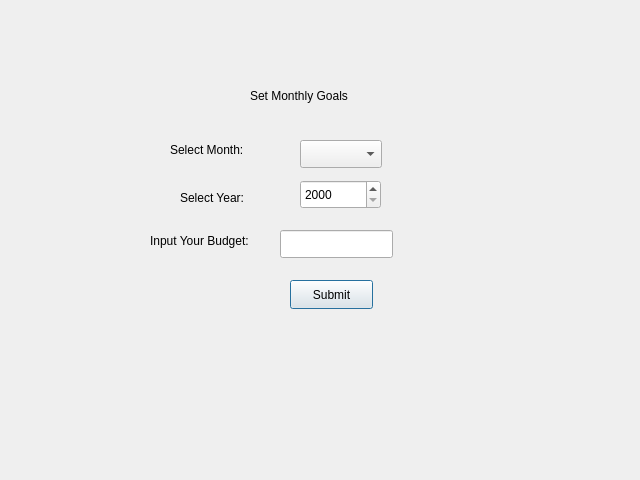
Before: the Qt Designer form monthlygoals.ui in aasishhumagain/BudgetBuddy, drawn with Qt 5.
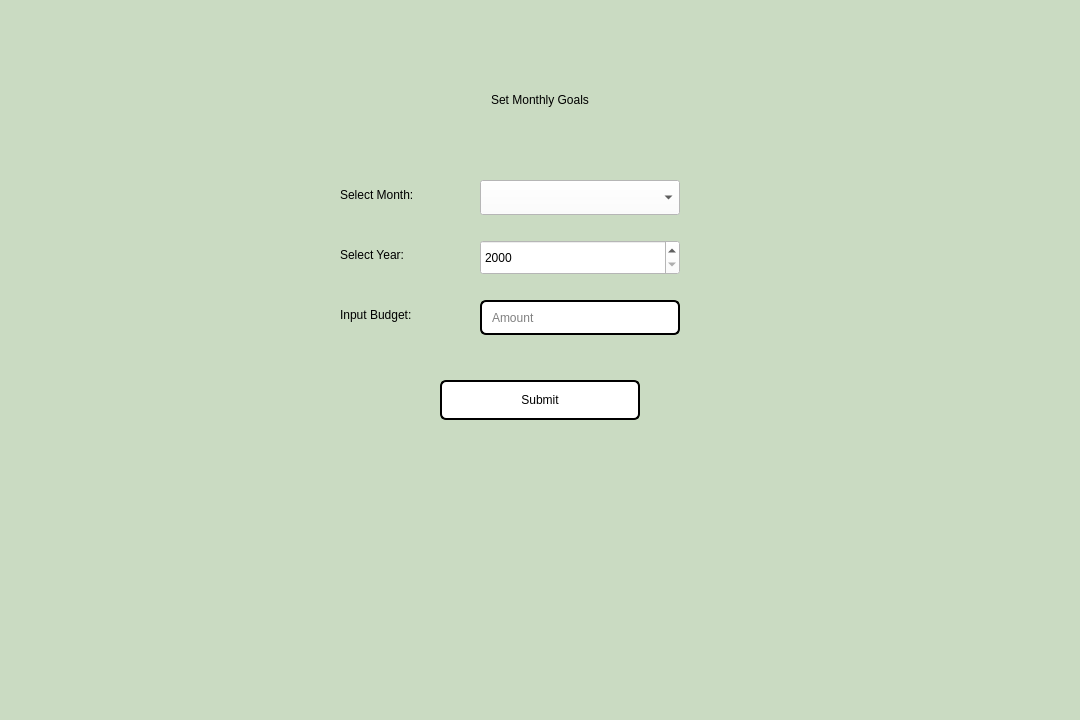
After: the same form once the commit is applied.

What changed in the file:
```diff
--- a/monthlygoals.ui
+++ b/monthlygoals.ui
@@ -6,120 +6,202 @@
    <rect>
     <x>0</x>
     <y>0</y>
-    <width>640</width>
-    <height>480</height>
+    <width>1080</width>
+    <height>720</height>
    </rect>
   </property>
   <property name="windowTitle">
-   <string>Dialog</string>
+   <string>BudgetBuddy - Monthly Goals</string>
   </property>
+  <property name="styleSheet">
+   <string notr="true">
+    background-color: rgb(202, 219, 194);
+   </string>
+  </property>
+
+  <!-- Title -->
   <widget class="QLabel" name="labelTitle">
    <property name="geometry">
     <rect>
-     <x>250</x>
+     <x>390</x>
      <y>80</y>
-     <width>121</width>
-     <height>31</height>
+     <width>300</width>
+     <height>40</height>
     </rect>
    </property>
    <property name="text">
     <string>Set Monthly Goals</string>
    </property>
-  </widget>
-  <widget class="QComboBox" name="comboBoxMonth">
-   <property name="geometry">
-    <rect>
-     <x>300</x>
-     <y>140</y>
-     <width>82</width>
-     <height>28</height>
-    </rect>
+   <property name="alignment">
+    <set>Qt::AlignCenter</set>
    </property>
+   <property name="styleSheet">
+    <string notr="true">
+     font: 600 18pt "Segoe UI";
+     color: rgb(0, 0, 0);
+   </string>
+   </property>
   </widget>
+
+  <!-- Select Month Label -->
   <widget class="QLabel" name="labelMonth">
    <property name="geometry">
     <rect>
-     <x>170</x>
-     <y>140</y>
-     <width>91</width>
-     <height>20</height>
+     <x>340</x>
+     <y>180</y>
+     <width>120</width>
+     <height>30</height>
     </rect>
    </property>
    <property name="text">
     <string>Select Month:</string>
    </property>
+   <property name="styleSheet">
+    <string notr="true">
+     font: 600 11pt "Segoe UI";
+     color: rgb(0, 0, 0);
+   </string>
+   </property>
   </widget>
+
+  <!-- Month Combo -->
+  <widget class="QComboBox" name="comboBoxMonth">
+   <property name="geometry">
+    <rect>
+     <x>480</x>
+     <y>180</y>
+     <width>200</width>
+     <height>35</height>
+    </rect>
+   </property>
+   <property name="styleSheet">
+    <string notr="true">
+     font: 600 11pt "Segoe UI";
+     background: white;
+     color: rgb(0, 0, 0);
+   </string>
+   </property>
+  </widget>
+
+  <!-- Select Year Label -->
+  <widget class="QLabel" name="labelYear">
+   <property name="geometry">
+    <rect>
+     <x>340</x>
+     <y>240</y>
+     <width>120</width>
+     <height>30</height>
+    </rect>
+   </property>
+   <property name="text">
+    <string>Select Year:</string>
+   </property>
+   <property name="styleSheet">
+    <string notr="true">
+     font: 600 11pt "Segoe UI";
+     color: rgb(0, 0, 0);
+   </string>
+   </property>
+  </widget>
+
+  <!-- Year SpinBox -->
   <widget class="QSpinBox" name="spinBoxYear">
    <property name="geometry">
     <rect>
-     <x>300</x>
-     <y>180</y>
-     <width>81</width>
-     <height>29</height>
+     <x>480</x>
+     <y>240</y>
+     <width>200</width>
+     <height>35</height>
     </rect>
    </property>
-   <property name="inputMethodHints">
-    <set>Qt::InputMethodHint::ImhNone</set>
-   </property>
    <property name="minimum">
     <number>2000</number>
    </property>
    <property name="maximum">
     <number>2030</number>
    </property>
-  </widget>
-  <widget class="QLabel" name="labelYear">
-   <property name="geometry">
-    <rect>
-     <x>180</x>
-     <y>190</y>
-     <width>81</width>
-     <height>16</height>
-    </rect>
+   <property name="styleSheet">
+    <string notr="true">
+     font: 600 11pt "Segoe UI";
+     background: white;
+     color: rgb(0, 0, 0);
+   </string>
    </property>
-   <property name="text">
-    <string>Select Year:</string>
-   </property>
   </widget>
+
+  <!-- Budget Label -->
   <widget class="QLabel" name="label">
    <property name="geometry">
     <rect>
-     <x>150</x>
-     <y>230</y>
-     <width>131</width>
-     <height>21</height>
+     <x>340</x>
+     <y>300</y>
+     <width>120</width>
+     <height>30</height>
     </rect>
    </property>
    <property name="text">
-    <string>Input Your Budget:</string>
+    <string>Input Budget:</string>
+   </property>
+   <property name="styleSheet">
+    <string notr="true">
+     font: 600 11pt "Segoe UI";
+     color: rgb(0, 0, 0);
+   </string>
    </property>
   </widget>
+
+  <!-- Budget LineEdit -->
   <widget class="QLineEdit" name="lineEditAmount">
    <property name="geometry">
     <rect>
-     <x>280</x>
-     <y>230</y>
-     <width>113</width>
-     <height>28</height>
+     <x>480</x>
+     <y>300</y>
+     <width>200</width>
+     <height>35</height>
     </rect>
    </property>
+   <property name="placeholderText">
+    <string>Amount</string>
+   </property>
    <property name="inputMethodHints">
     <set>Qt::InputMethodHint::ImhDigitsOnly</set>
    </property>
+   <property name="styleSheet">
+    <string notr="true">
+     font: 600 11pt "Segoe UI";
+     background: white;
+     color: rgb(0, 0, 0);
+     border: 2px solid black;
+     border-radius: 6px;
+     padding-left: 8px;
+   </string>
+   </property>
   </widget>
+
+  <!-- Submit Button -->
   <widget class="QPushButton" name="buttonSubmit">
    <property name="geometry">
     <rect>
-     <x>290</x>
-     <y>280</y>
-     <width>83</width>
-     <height>29</height>
+     <x>440</x>
+     <y>380</y>
+     <width>200</width>
+     <height>40</height>
     </rect>
    </property>
    <property name="text">
     <string>Submit</string>
    </property>
+   <property name="styleSheet">
+    <string notr="true">
+     font: 600 12pt "Segoe UI";
+     background: white;
+     color: rgb(0, 0, 0);
+     border: 2px solid black;
+     border-radius: 6px;
+   </string>
+   </property>
   </widget>
+
  </widget>
  <resources/>
  <connections/>
```
